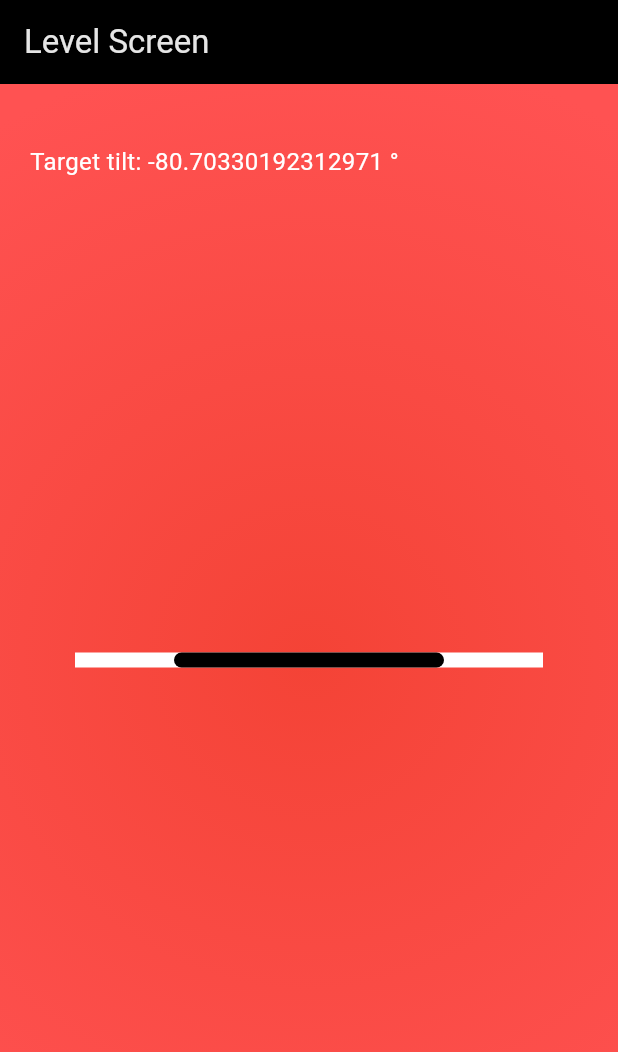
After one commit to FraDepe/i_sonno, a Flutter app: the screen it shows after launch, after a tap on "Level", on a phone screen of 412 x 824 dp. The commit adds this screen. Shown: the top 1052 px of the screen. Run offline on Flutter 3.47's test engine with Material 3 defaults, Android fonts, the phone set to English and light mode, and no system bars; our stand-ins replace file_picker, flutter_local_notifications, flutter_svg, pedometer, permission_handler, sensors_plus and 1 more; missing offline and left inert: alarm; statements that could not run were skipped; project files that could hold a hidden picture were left out.

Commit message:
Added base for level screen (working)

```diff
--- a/lib/screens/alarms_screen.dart
+++ b/lib/screens/alarms_screen.dart
@@ -5,6 +5,7 @@ import 'package:alarm/utils/alarm_set.dart';
 import 'package:flutter/material.dart';
 import 'package:i_Sonno_Beta/screens/add_alarm_screen.dart';
 import 'package:i_Sonno_Beta/screens/playing_alarm.dart';
+import 'package:i_Sonno_Beta/sensors/level_screen.dart';
 import 'package:i_Sonno_Beta/services/alarm_state.dart';
 import 'package:i_Sonno_Beta/services/notifications.dart';
 import 'package:i_Sonno_Beta/services/permission.dart';
@@ -127,16 +128,29 @@ class _AlarmsScreenState extends State<AlarmsScreen> {
       ),
       body:  Column(
         children: [
-           if (alarms.isEmpty) ...[
-            const Spacer(),
-            Center(
-              child: Image.asset(
-                'assets/icons/ic_launcher_foreground.webp',
-                color: Colors.white.withAlpha(100),
-                colorBlendMode: BlendMode.modulate,
-              ),
+//           if (alarms.isEmpty) ...[
+//            const Spacer(),
+//            Center(       TODO Lo voglio portare dietro come sfondo
+//              child: Image.asset(
+//                'assets/icons/ic_launcher_foreground.webp',
+//                color: Colors.white.withAlpha(100),
+//                colorBlendMode: BlendMode.modulate,
+//              ),
+//            ),
+//          ],
+          Center(
+            child: ElevatedButton(
+              onPressed: () async {
+                await Navigator.push(
+                  context, MaterialPageRoute(
+                    builder: (context) => const LevelScreen(alarmId: 0,),
+                    settings: const RouteSettings(name: '/testLevel'),
+                  ),
+                );
+              },
+              child: const Text('Level'),
             ),
-          ],
+          ),
           Expanded(
             child: ListView.builder(
               itemCount: alarms.length,
--- /dev/null
+++ b/lib/sensors/level_screen.dart
@@ -0,0 +1,213 @@
+import 'dart:async';
+import 'dart:collection';
+import 'dart:math';
+
+import 'package:alarm/alarm.dart';
+import 'package:flutter/material.dart';
+import 'package:pedometer/pedometer.dart';
+import 'package:permission_handler/permission_handler.dart';
+import 'package:sensors_plus/sensors_plus.dart';
+
+class LevelScreen extends StatefulWidget {
+  const LevelScreen({required this.alarmId, super.key});
+
+  final int alarmId;
+
+  @override
+  _LevelScreenState createState() => _LevelScreenState();
+}
+
+class _LevelScreenState extends State<LevelScreen> {
+  StreamSubscription? _accSub;
+
+  final Queue<double> _yValues = Queue<double>();
+  static const int _smoothingWindow = 10;
+  double yPosition = 0;
+
+  double targetY = 0;
+
+  //int x = 0;
+  //int y = 0;
+  //double xDotPosition = 0;
+  //double yDotPosition = 0;
+  bool isCorrectLevel = false;
+  List<ColorSwatch<int>> badColors = [
+    Colors.red,
+    Colors.redAccent,
+  ];
+  List<ColorSwatch<int>> correctColors = [  //TODO giallo?
+    Colors.green,
+    Colors.greenAccent,
+  ];
+
+  @override
+  void initState() {
+    super.initState();
+
+    generateRandomTargetTilt();
+
+    _accSub = accelerometerEventStream().listen((event) {
+      final normalizedY = scaleY(event.y);
+      _addSmoothedValue(normalizedY);
+      setState(() {
+        //x = calculateXValue(event);
+        yPosition = _average(_yValues);
+        //y = calculateYValue(event);
+        //xDotPosition = getXDotPosition(event.x);
+        //yDotPosition = getYDotPosition(event.y);
+        //isCorrectLevel = isCorrectLevel = isWithinTolerance(_average(_yValues) * 9.8, 0.35) /*&& isWithinTolerance(event.x, 0.35)*/;
+        isCorrectLevel = (_average(_yValues) - targetY).abs() < 0.015;
+        debugPrint((event.y * 10).round().toString());
+      });
+    });
+  }
+
+  void _addSmoothedValue(double value) {
+    _yValues.add(value);
+    if (_yValues.length > _smoothingWindow) {
+      _yValues.removeFirst();
+    }
+  }
+
+  double _average(Iterable<double> values) {
+    if (values.isEmpty) return 0;
+    return values.reduce((a, b) => a + b) / values.length;
+  }
+
+  double scaleY(double rawY) {
+    return (rawY / 9.8).clamp(-1.0, 1.0);
+  }
+
+  double getXDotPosition(double xValue) {
+    if (isCorrectLevel) {
+      return 0;
+    } else {
+      return xValue;
+    }
+  }
+  double getYDotPosition(double yValue) {
+    if (isCorrectLevel) {
+      return 0;
+    } else {
+      return yValue;
+    }
+  }
+
+  //int calculateYValue(AccelerometerEvent event) {
+  //  return (event.y * 10).round();
+  //}
+
+  //int calculateXValue(AccelerometerEvent event) {
+  //  return (event.x * 10 - 2).round();
+  //}
+
+  bool isWithinTolerance(double value, double tolerance) {
+   return value.abs() < tolerance;
+  }
+
+  void generateRandomTargetTilt() {
+    final random = Random();
+   targetY = (random.nextDouble() * 1.6) - 0.8; // -0.8 to +0.8
+  }
+
+  List<ColorSwatch<int>> getBackgroundColor() {
+    return isCorrectLevel ? correctColors : badColors;
+  }
+
+  @override
+  void dispose() {
+    debugPrint('------------------------- Dispose ---------------------------');
+    _accSub?.cancel();
+    super.dispose();
+  }
+
+  @override
+  Widget build(BuildContext context) {
+    final deviceWidth = MediaQuery.of(context).size.width;
+    final deviceHeight = MediaQuery.of(context).size.height;
+    return Scaffold(
+      appBar: AppBar(
+        title: const Text('Level Screen'),
+        automaticallyImplyLeading: false,
+      ),
+      body: Stack(
+        children: [
+          AnimatedContainer(
+            duration: const Duration(milliseconds: 300),
+            decoration: BoxDecoration(
+              gradient: RadialGradient(
+                radius: 1,
+                colors: getBackgroundColor(),
+              ),
+            ),
+          ),
+          Positioned(
+            top: 40,
+            left: 20,
+            child: Text(
+              'Target tilt: ${atan(targetY * 9.8) * (180 / pi)} °',
+              style: const TextStyle(color: Colors.white, fontSize: 16),
+            ),
+          ),
+          const Align(
+            alignment: Alignment.center,
+            child: Divider(
+              color: Colors.white,
+              thickness: 10,
+              indent: 50,
+              endIndent: 50,
+            ),
+          ),
+          // Barra mobile verticale
+          AnimatedAlign(
+            duration: const Duration(milliseconds: 100),
+            alignment: Alignment(0, yPosition),
+            child: Container(
+              width: 180,
+              height: 10,
+              decoration: BoxDecoration(
+                color: Colors.black,
+                borderRadius: BorderRadius.circular(10),
+              ),
+            ),
+          ),
+          /*Center(
+            child: ClipOval(
+              child: Container(
+                width: 100,
+                height: 100,
+                color: Colors.white,
+              ),
+            ),
+          ),
+          Center(
+            child:AnimatedContainer(
+              duration: const Duration(milliseconds: 100),
+              alignment: Alignment(xDotPosition/10, yDotPosition/10),
+              child: ClipOval(
+                child: Container(
+                  width: 100,
+                  height: 100,
+                  color: Colors.black,
+                ),
+              ),
+            ),
+          ),
+          Center(
+            child:AnimatedContainer(
+              duration: const Duration(milliseconds: 100),
+              alignment: Alignment(-xDotPosition/10, -yDotPosition/10),
+              child: ClipOval(
+                child: Container(
+                  width: 100,
+                  height: 100,
+                  color: Colors.white,
+                ),
+              ),
+            ),
+          ), */
+        ],
+      ),
+    );
+  }
+}
```
